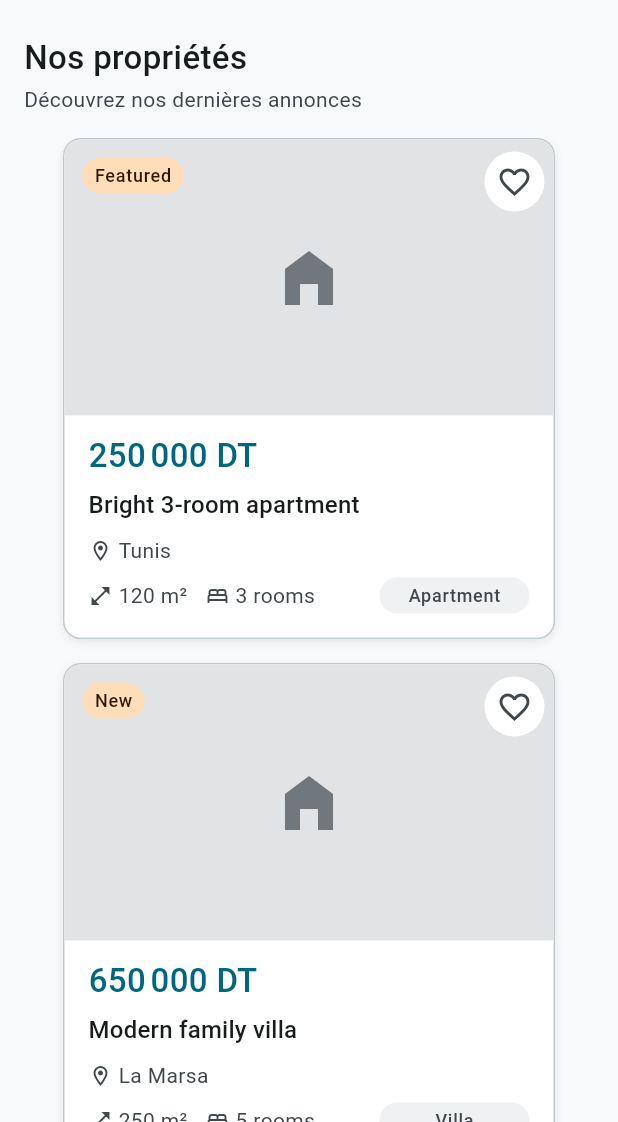
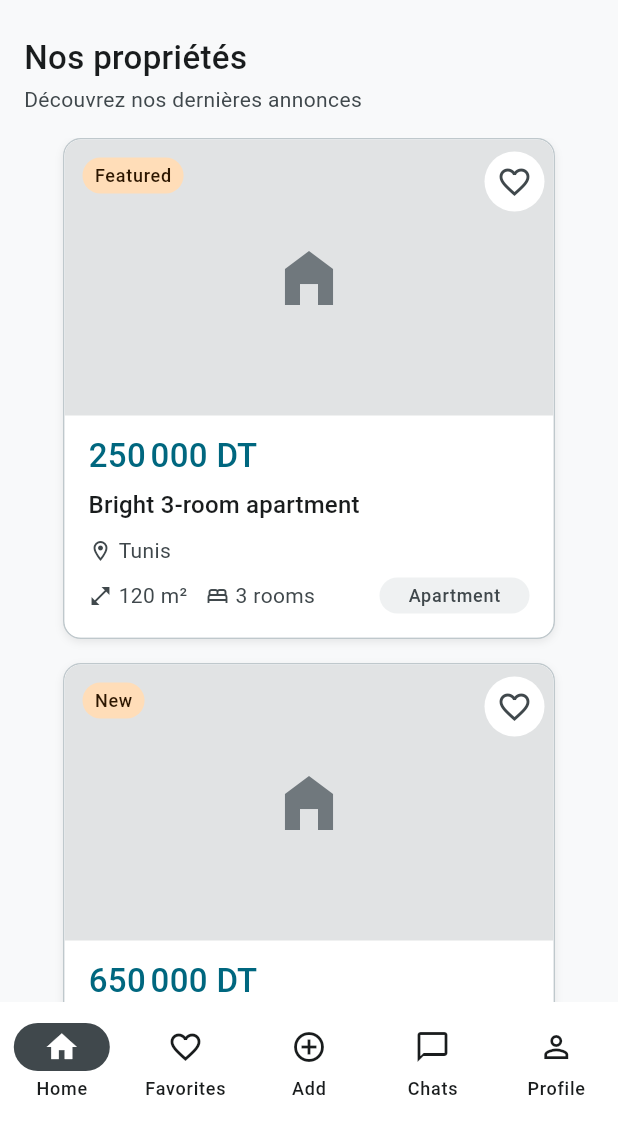
Before and after one commit to zidi-abderrahmen/dwellio, a Flutter app: the screen it shows after launch, on a phone screen of 412 x 824 dp, the part 114-1236 px from its top. Run offline on Flutter 3.47's test engine with Material 3 defaults, Android fonts, the phone set to English and light mode, and no system bars; our stand-ins replace go_router.

Commit message:
feat(auth): implement login and registration screens with routing (flutter)

```diff
--- /dev/null
+++ b/apps/flutter_app/immobilier/lib/core/router.dart
@@ -0,0 +1,109 @@
+import 'package:flutter/material.dart';
+import 'package:go_router/go_router.dart';
+
+import '../main.dart' show HomeScreen;
+import '../screens/auth/login_screen.dart';
+import '../screens/auth/register_screen.dart';
+import '../screens/placeholder_screen.dart';
+import '../screens/shell/main_shell.dart';
+
+abstract final class AppRoutes {
+  static const login = '/login';
+  static const register = '/register';
+  static const home = '/home';
+  static const favorites = '/favorites';
+  static const add = '/add';
+  static const chats = '/chats';
+  static const profile = '/profile';
+
+  /// Same order as the bottom navigation tabs
+  static const tabs = [home, favorites, add, chats, profile];
+
+  /// Tabs that require an account
+  static const protectedPaths = {favorites, add, chats, profile};
+
+  static bool isAuthPage(String location) =>
+      location == login || location == register;
+
+  static String loginLocation({String? from}) => _withFrom(login, from);
+  static String registerLocation({String? from}) => _withFrom(register, from);
+
+  static String _withFrom(String path, String? from) {
+    if (from == null || !tabs.contains(from)) return path;
+    return Uri(path: path, queryParameters: {'from': from}).toString();
+  }
+}
+
+final ValueNotifier<bool> fakeLoggedIn = ValueNotifier<bool>(false);
+
+final GoRouter appRouter = GoRouter(
+  initialLocation: AppRoutes.home,
+  refreshListenable: fakeLoggedIn,
+  redirect: (context, state) {
+    final loggedIn = fakeLoggedIn.value;
+    final location = state.matchedLocation;
+
+    if (!loggedIn && AppRoutes.protectedPaths.contains(location)) {
+      return AppRoutes.loginLocation(from: location);
+    }
+
+    if (loggedIn && AppRoutes.isAuthPage(location)) {
+      final from = state.uri.queryParameters['from'];
+      if (from != null && AppRoutes.tabs.contains(from)) return from;
+      return AppRoutes.home;
+    }
+
+    return null;
+  },
+  routes: [
+    GoRoute(
+      path: AppRoutes.login,
+      builder: (context, state) =>
+          LoginScreen(from: state.uri.queryParameters['from']),
+    ),
+    GoRoute(
+      path: AppRoutes.register,
+      builder: (context, state) =>
+          RegisterScreen(from: state.uri.queryParameters['from']),
+    ),
+    StatefulShellRoute.indexedStack(
+      builder: (context, state, navigationShell) =>
+          MainShell(navigationShell: navigationShell),
+      branches: [
+        StatefulShellBranch(routes: [
+          GoRoute(
+            path: AppRoutes.home,
+            builder: (context, state) => const HomeScreen(),
+          ),
+        ]),
+        StatefulShellBranch(routes: [
+          GoRoute(
+            path: AppRoutes.favorites,
+            builder: (context, state) =>
+                const PlaceholderScreen(title: 'Favorites'),
+          ),
+        ]),
+        StatefulShellBranch(routes: [
+          GoRoute(
+            path: AppRoutes.add,
+            builder: (context, state) => const PlaceholderScreen(title: 'Add'),
+          ),
+        ]),
+        StatefulShellBranch(routes: [
+          GoRoute(
+            path: AppRoutes.chats,
+            builder: (context, state) =>
+                const PlaceholderScreen(title: 'Chats'),
+          ),
+        ]),
+        StatefulShellBranch(routes: [
+          GoRoute(
+            path: AppRoutes.profile,
+            builder: (context, state) =>
+                const PlaceholderScreen(title: 'Profile'),
+          ),
+        ]),
+      ],
+    ),
+  ],
+);
--- a/apps/flutter_app/immobilier/lib/main.dart
+++ b/apps/flutter_app/immobilier/lib/main.dart
@@ -1,12 +1,10 @@
 import 'package:flutter/material.dart';
 import 'package:flutter/services.dart';
+import 'package:go_router/go_router.dart';
 
+import 'core/router.dart';
 import 'core/theme.dart';
 import 'widgets/property_card.dart';
-
-// --------------------------------------------------
-// Application Entry Point
-// --------------------------------------------------
 
 void main() {
   runApp(const ImmobilierApp());
@@ -17,9 +15,10 @@ class ImmobilierApp extends StatelessWidget {
 
   @override
   Widget build(BuildContext context) {
-    return MaterialApp(
+    return MaterialApp.router(
       title: 'Immobilier',
       debugShowCheckedModeBanner: false,
+      routerConfig: appRouter,
       theme: ThemeData(
         useMaterial3: true,
         fontFamily: AppFontConfig.fontFamily,
@@ -34,7 +33,6 @@ class ImmobilierApp extends StatelessWidget {
           error: AppColors.error,
         ),
       ),
-      home: const HomeScreen(),
     );
   }
 }
@@ -138,11 +136,30 @@ class HomeScreen extends StatefulWidget {
 class _HomeScreenState extends State<HomeScreen> {
   final Set<String> _favorites = <String>{};
 
-  // -----------------------------------------------
-  // Toggle Favorite
-  // -----------------------------------------------
+  @override
+  void initState() {
+    super.initState();
+    fakeLoggedIn.addListener(_clearFavoritesOnLogout);
+  }
+
+  @override
+  void dispose() {
+    fakeLoggedIn.removeListener(_clearFavoritesOnLogout);
+    super.dispose();
+  }
+
+  void _clearFavoritesOnLogout() {
+    if (!fakeLoggedIn.value && _favorites.isNotEmpty) {
+      setState(_favorites.clear);
+    }
+  }
 
   void _toggleFavorite(String id) {
+    if (!fakeLoggedIn.value) {
+      context.push(AppRoutes.loginLocation(from: AppRoutes.home));
+      return;
+    }
+
     setState(() {
       if (_favorites.contains(id)) {
         _favorites.remove(id);
--- /dev/null
+++ b/apps/flutter_app/immobilier/lib/screens/shell/main_shell.dart
@@ -0,0 +1,63 @@
+import 'package:flutter/material.dart';
+import 'package:go_router/go_router.dart';
+
+import '../../core/router.dart';
+import '../../core/theme.dart';
+
+class MainShell extends StatelessWidget {
+  const MainShell({super.key, required this.navigationShell});
+
+  final StatefulNavigationShell navigationShell;
+
+  void _onTabSelected(BuildContext context, int index) {
+    final tabPath = AppRoutes.tabs[index];
+    if (!fakeLoggedIn.value && AppRoutes.protectedPaths.contains(tabPath)) {
+      context.push(AppRoutes.loginLocation(from: tabPath));
+      return;
+    }
+
+    navigationShell.goBranch(
+      index,
+      initialLocation: index == navigationShell.currentIndex,
+    );
+  }
+
+  @override
+  Widget build(BuildContext context) {
+    return Scaffold(
+      body: navigationShell,
+      bottomNavigationBar: NavigationBar(
+        backgroundColor: AppColors.surface,
+        selectedIndex: navigationShell.currentIndex,
+        onDestinationSelected: (index) => _onTabSelected(context, index),
+        destinations: const [
+          NavigationDestination(
+            icon: Icon(Icons.home_outlined),
+            selectedIcon: Icon(Icons.home),
+            label: 'Home',
+          ),
+          NavigationDestination(
+            icon: Icon(Icons.favorite_border),
+            selectedIcon: Icon(Icons.favorite),
+            label: 'Favorites',
+          ),
+          NavigationDestination(
+            icon: Icon(Icons.add_circle_outline),
+            selectedIcon: Icon(Icons.add_circle),
+            label: 'Add',
+          ),
+          NavigationDestination(
+            icon: Icon(Icons.chat_bubble_outline),
+            selectedIcon: Icon(Icons.chat_bubble),
+            label: 'Chats',
+          ),
+          NavigationDestination(
+            icon: Icon(Icons.person_outline),
+            selectedIcon: Icon(Icons.person),
+            label: 'Profile',
+          ),
+        ],
+      ),
+    );
+  }
+}
--- a/apps/flutter_app/immobilier/pubspec.yaml
+++ b/apps/flutter_app/immobilier/pubspec.yaml
@@ -34,6 +34,7 @@ dependencies:
   # The following adds the Cupertino Icons font to your application.
   # Use with the CupertinoIcons class for iOS style icons.
   cupertino_icons: ^1.0.8
+  go_router: ^18.1.3
 
 dev_dependencies:
   flutter_test:
```
Also changed, not shown: apps/flutter_app/immobilier/lib/core/validators.dart (added, +34 -0 lines), apps/flutter_app/immobilier/lib/screens/auth/login_screen.dart (added, +149 -0 lines), apps/flutter_app/immobilier/lib/screens/auth/register_screen.dart (added, +163 -0 lines), apps/flutter_app/immobilier/lib/screens/placeholder_screen.dart (added, +26 -0 lines), apps/flutter_app/immobilier/pubspec.lock.
